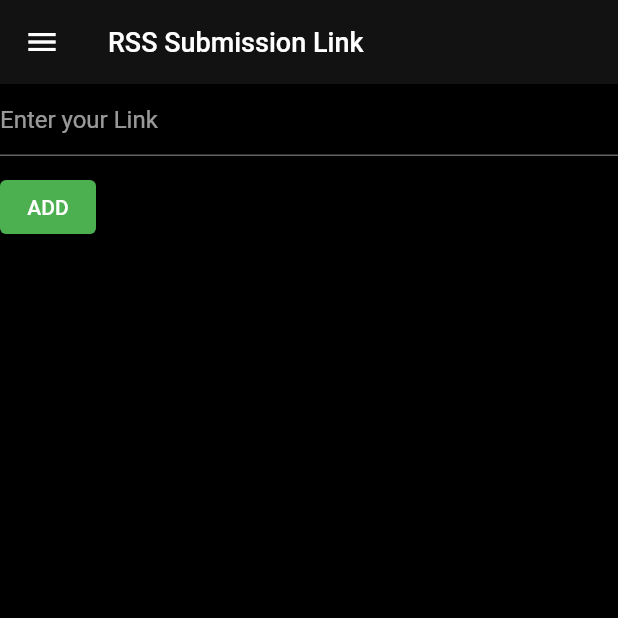
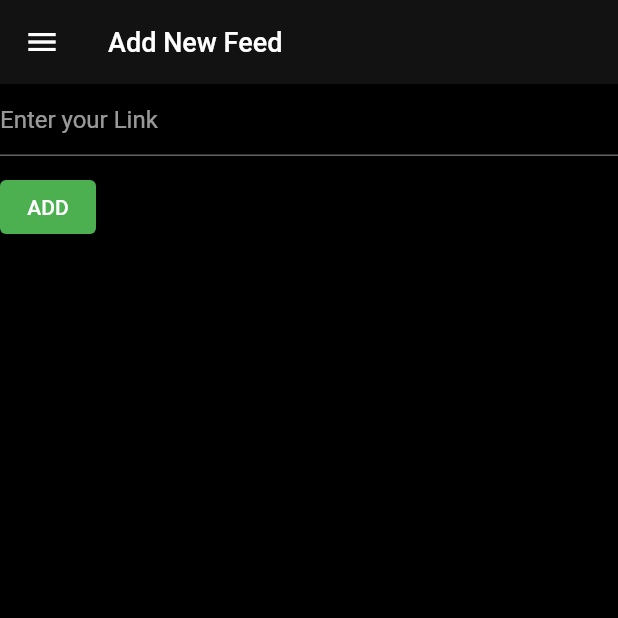
Before and after one commit to supun-priyashan/feedr, a Flutter app: the AddFeed screen opened by its route, on a phone screen of 412 x 824 dp, the top half of it. Run offline on Flutter 3.47's test engine with Material 2 defaults, Android fonts, the phone set to English and light mode, and no system bars; our stand-ins replace cached_network_image, cloud_firestore, firebase_auth, firebase_core, fluttertoast; missing offline and left inert: webfeed; accounts and stored records are empty; Roboto replaces fonts that are missing (Nexa, Poppins).

Commit message:
final 1.

```diff
--- a/lib/screens/AddFeed.dart
+++ b/lib/screens/AddFeed.dart
@@ -9,7 +9,7 @@ import '../components/sidenav.dart';
 class AddFeed extends StatefulWidget {
   const AddFeed({Key? key}) : super(key: key);
 
-  final String _title = 'RSS Submission Link';
+  final String _title = 'Add New Feed';
 
   final String title = 'AddFeed';
   static const String routeName = '/AddFeed';
@@ -67,6 +67,7 @@ class _AddFeedState extends State<AddFeed> {
             validator: (String? value) {
               if (value == null || value.isEmpty) {
                 return 'Please enter the URL';
+
               }
               return null;
             },
@@ -82,7 +83,7 @@ class _AddFeedState extends State<AddFeed> {
 
                 }
                   await _feeds.add({"url": _name});
-                Fluttertoast.showToast(msg: "RSS Feed added Successful");
+                Fluttertoast.showToast(msg: "Added Feed successfully");
                   Navigator.push(
                     context,
                     MaterialPageRoute(
--- a/lib/screens/feed.dart
+++ b/lib/screens/feed.dart
@@ -2,6 +2,7 @@ import 'package:cloud_firestore/cloud_firestore.dart';
 import 'package:feedr/screens/subfeed.dart';
 import 'package:feedr/screens/updatefeed.dart';
 import 'package:flutter/material.dart';
+import 'package:fluttertoast/fluttertoast.dart';
 
 class Feed extends StatefulWidget {
   const Feed({Key? key}) : super(key: key);
@@ -57,6 +58,7 @@ class _FeedState extends State<Feed> {
                           IconButton(
                             onPressed: () {
                               _deleteProduct(document.id);
+                              Fluttertoast.showToast(msg: "Deleted Feed successfully");
                             },
                             icon: Icon(Icons.delete_outline,color: Colors.red,),
                           ),
--- a/lib/screens/updatefeed.dart
+++ b/lib/screens/updatefeed.dart
@@ -1,5 +1,6 @@
 import 'package:cloud_firestore/cloud_firestore.dart';
 import 'package:flutter/material.dart';
+import 'package:fluttertoast/fluttertoast.dart';
 import 'package:http/http.dart' as http;
 
 import 'home.dart';
@@ -7,7 +8,7 @@ import 'home.dart';
 class UpdateFeed extends StatefulWidget {
   static const String _title = 'Update link';
 
-  final String title = 'UpdateFeed';
+  final String title = 'Update Feed';
   static const String routeName = '/updatefeed';
 
   final String feedId;
@@ -66,12 +67,14 @@ class _UpdateFeedState extends State<UpdateFeed> {
                     await urls
                         .doc(widget.feedId)
                         .update({"url": editurl.text});
+                     Fluttertoast.showToast(msg: "Updated Feed successfully");
                      Navigator.push(
                        context,
                        MaterialPageRoute(
                          builder: (context) => Home(),
                        ),
                      );
+
 
                     //}
                     // Validate will return true if the form is valid, or false if
```
